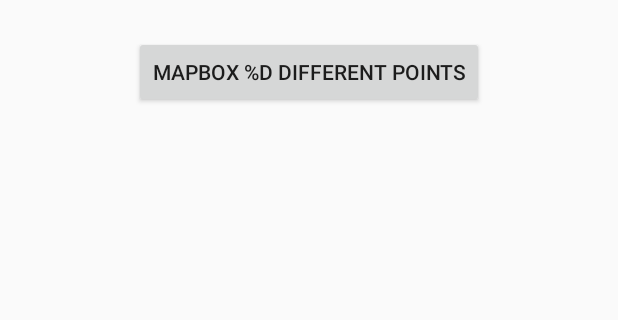
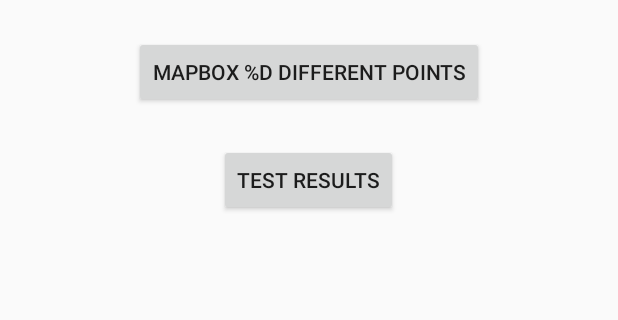
Before and after one commit to kyle-ilantzis/AndroidMaps, an Android app: the screen it shows after launch (MainActivity), on a phone screen of 412 x 824 dp, the part 540-860 px from its top. Run offline under Robolectric (Android 15) with nearby library versions, the phone set to English and light mode, and no system bars; libraries missing offline, so code that uses them is left out: com.mapbox.mapboxsdk; 1 statement that could not run was skipped.

Commit message:
can run all experiments and collect results

```diff
--- a/app/src/main/AndroidManifest.xml
+++ b/app/src/main/AndroidManifest.xml
@@ -24,6 +24,7 @@
 
         <activity android:name=".MapActivity"/>
 
+        <activity android:name=".TestResultsActivity"/>
 
         <meta-data
             android:name="com.google.android.geo.API_KEY"
--- a/app/src/main/java/com/github/kyleilantzis/androidmaps/MainActivity.kt
+++ b/app/src/main/java/com/github/kyleilantzis/androidmaps/MainActivity.kt
@@ -1,5 +1,6 @@
 package com.github.kyleilantzis.androidmaps
 
+import android.content.Intent
 import android.os.Bundle
 import android.support.v7.app.AppCompatActivity
 import android.widget.Button
@@ -22,6 +23,8 @@
         setupButton(R.id.googlemaps_different_points_btn, R.string.googlemaps_different_points, MapActivity.TYPE_GOOGLEMAPS, MapActivity.ACTION_1000_DIFFERENT_POINTS)
 
         setupButton(R.id.mapbox_different_points_btn, R.string.mapbox_different_points, MapActivity.TYPE_MAPBOX, MapActivity.ACTION_1000_DIFFERENT_POINTS)
+
+        (findViewById(R.id.test_results_btn) as Button).setOnClickListener { startActivity(Intent(this, TestResultsActivity::class.java)) }
     }
 
     fun setupButton(btnId: Int, stringId: Int, type: Int, action: Int) {
--- a/app/src/main/java/com/github/kyleilantzis/androidmaps/MapActivity.kt
+++ b/app/src/main/java/com/github/kyleilantzis/androidmaps/MapActivity.kt
@@ -185,6 +185,9 @@
             }
         }
 
+        iconMillis = elapsedIcons
+        markerMillis = elapsed
+
         Log.i(TAG, "action $POINTS similar points: $elapsed millis")
         showSnackbar("$POINTS similar points took $elapsedIcons millis to create the icons and $elapsed millis to add the markers")
     }
@@ -217,6 +220,9 @@
                 map.addMarker(icon, title, latlon)
             }
         }
+
+        iconMillis = elapsedIcons
+        markerMillis = elapsed
 
         Log.i(TAG, "action $POINTS different points: $elapsed millis")
         showSnackbar("$POINTS different points took $elapsedIcons millis to create the icons and $elapsed millis to add the markers")
--- a/app/src/main/res/layout/activity_main.xml
+++ b/app/src/main/res/layout/activity_main.xml
@@ -59,6 +59,13 @@
             android:layout_gravity="center_horizontal"
             android:text="@string/mapbox_different_points"/>
 
+        <Button
+            android:id="@+id/test_results_btn"
+            android:layout_width="wrap_content"
+            android:layout_height="wrap_content"
+            android:layout_marginTop="24dp"
+            android:layout_gravity="center_horizontal"
+            android:text="Test results"/>
 
     </LinearLayout>
 </ScrollView>
--- /dev/null
+++ b/app/src/main/res/layout/activity_test_results.xml
@@ -0,0 +1,6 @@
+<?xml version="1.0" encoding="utf-8"?>
+<WebView
+    android:id="@+id/webview"
+    android:layout_width="match_parent"
+    android:layout_height="match_parent"
+    xmlns:android="http://schemas.android.com/apk/res/android"/>
```
Also changed, not shown: app/src/main/java/com/github/kyleilantzis/androidmaps/TestResultsActivity.kt (added, +32 -0 lines), 1 other file.
